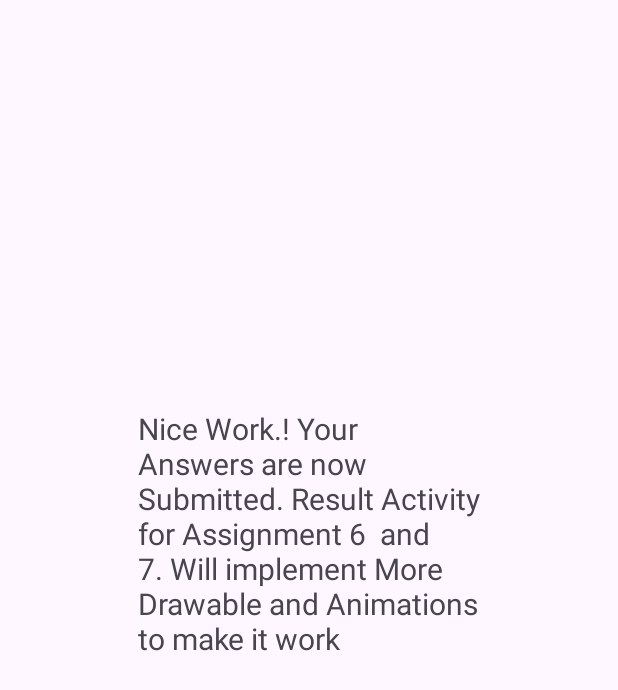
After one commit to ptimsina1127/QuizGameApp, an Android app: the ResultActivity screen opened directly, with no data from a screen before it, on a phone screen of 412 x 824 dp. The commit adds this screen. Shown: the top 690 px of the screen. Run offline under Robolectric (Android 15) with nearby library versions, the phone set to English and light mode, and no system bars; 1 statement that could not run was skipped.

Commit message:
Start of Result Activity

```diff
--- a/app/src/main/AndroidManifest.xml
+++ b/app/src/main/AndroidManifest.xml
@@ -13,6 +13,9 @@
         android:theme="@style/Theme.QuizGameApp"
         tools:targetApi="31">
         <activity
+            android:name=".ResultActivity"
+            android:exported="false" />
+        <activity
             android:name=".MainActivity"
             android:exported="true">
             <intent-filter>
--- /dev/null
+++ b/app/src/main/java/com/example/quizgameapp/ResultActivity.java
@@ -0,0 +1,14 @@
+package com.example.quizgameapp;
+
+import androidx.appcompat.app.AppCompatActivity;
+
+import android.os.Bundle;
+
+public class ResultActivity extends AppCompatActivity {
+
+    @Override
+    protected void onCreate(Bundle savedInstanceState) {
+        super.onCreate(savedInstanceState);
+        setContentView(R.layout.activity_result);
+    }
+}
--- a/app/src/main/res/layout/activity_main.xml
+++ b/app/src/main/res/layout/activity_main.xml
@@ -5,7 +5,8 @@
     android:layout_width="match_parent"
     android:layout_height="match_parent"
     android:padding="10dp"
-    tools:context=".MainActivity">
+    tools:context=".MainActivity"
+    android:background="@drawable/quiz_bg">
 
     <TextView
         android:id="@+id/timer"
--- /dev/null
+++ b/app/src/main/res/layout/activity_result.xml
@@ -0,0 +1,20 @@
+<?xml version="1.0" encoding="utf-8"?>
+<androidx.constraintlayout.widget.ConstraintLayout xmlns:android="http://schemas.android.com/apk/res/android"
+    xmlns:app="http://schemas.android.com/apk/res-auto"
+    xmlns:tools="http://schemas.android.com/tools"
+    android:layout_width="match_parent"
+    android:layout_height="match_parent"
+    tools:context=".ResultActivity">
+
+    <TextView
+        android:id="@+id/textView"
+        android:layout_width="228dp"
+        android:layout_height="280dp"
+        android:text="Nice Work.! Your Answers are now Submitted. Result Activity for Assignment 6  and 7. Will implement More Drawable and Animations to make it work"
+        android:textSize="20sp"
+        app:layout_constraintBottom_toBottomOf="parent"
+        app:layout_constraintEnd_toEndOf="parent"
+        app:layout_constraintRight_toRightOf="parent"
+        app:layout_constraintStart_toStartOf="parent"
+        app:layout_constraintTop_toTopOf="parent" />
+</androidx.constraintlayout.widget.ConstraintLayout>
```
Also changed, not shown: app/src/main/java/com/example/quizgameapp/MainActivity.java (+8 -0 lines).
